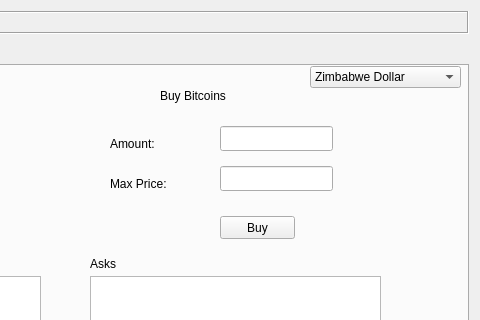
Old version of the form ZeroReserveDialog.ui in the repository zeroreserve/ZeroReserve; both pictures show x 293 to 773 and y 0 to 320 of the 773 by 533 pixel window.
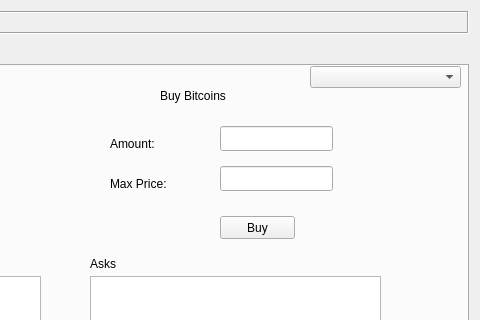
New version of the form. Icons and pictures are not drawn. Custom widgets are drawn as their Qt base class.

```diff
--- a/ZeroReserveDialog.ui
+++ b/ZeroReserveDialog.ui
@@ -290,11 +290,6 @@
          <height>22</height>
         </rect>
        </property>
-       <item>
-        <property name="text">
-         <string>Zimbabwe Dollar</string>
-        </property>
-       </item>
       </widget>
      </widget>
      <widget class="QWidget" name="PaymentTab">
```
Left out of the diff: 14 changed lines with no effect on the pictures.
